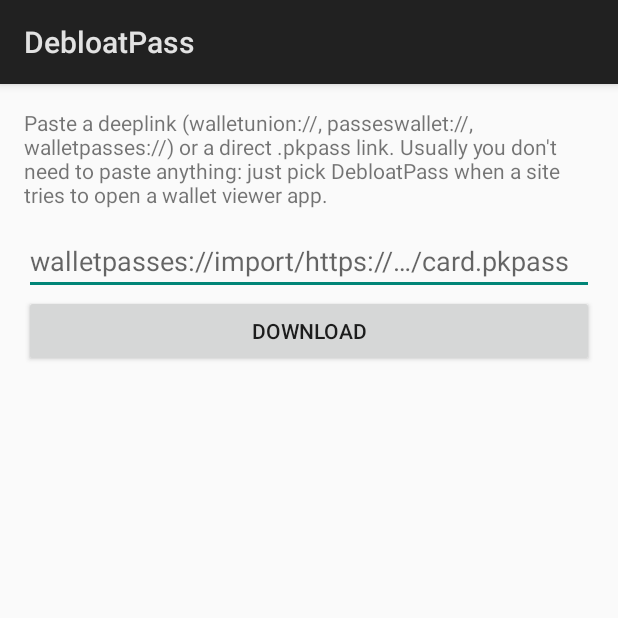
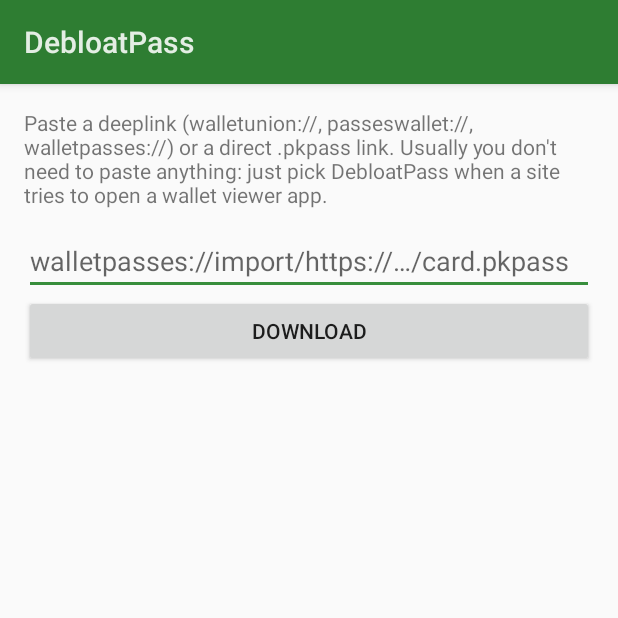
Before and after one commit to kinjalik/debloatpass, an Android app: the screen it shows after launch (ImportActivity), on a phone screen of 412 x 824 dp, the top half of it. Run offline under Robolectric (Android 15) with nearby library versions, the phone set to English and light mode, and no system bars.

Commit message:
fix: content no longer hides under the action bar on Android 15+
Android 15+ draws targetSdk 35 apps edge-to-edge, so the window action bar
covered the top of the screen. The toolbar now lives in the layout and the
activity pads for the status bar, navigation bar and keyboard itself.
Toolbar and status bar use the icon's green.

Co-Authored-By: Claude Opus 5.5 <noreply@anthropic.com>

```diff
--- a/app/src/main/java/xyz/kinjalik/debloatpass/ImportActivity.kt
+++ b/app/src/main/java/xyz/kinjalik/debloatpass/ImportActivity.kt
@@ -5,8 +5,10 @@ import android.content.ActivityNotFoundException
 import android.content.ClipData
 import android.content.Intent
 import android.net.Uri
+import android.os.Build
 import android.os.Bundle
 import android.view.View
+import android.view.WindowInsets
 import android.view.inputmethod.EditorInfo
 import android.widget.Button
 import android.widget.EditText
@@ -29,6 +31,8 @@ class ImportActivity : Activity() {
     override fun onCreate(savedInstanceState: Bundle?) {
         super.onCreate(savedInstanceState)
         setContentView(R.layout.activity_import)
+        setActionBar(findViewById(R.id.toolbar))
+        applyInsets()
 
         urlField = findViewById(R.id.url)
         fetchBtn = findViewById(R.id.fetch)
@@ -50,6 +54,27 @@ class ImportActivity : Activity() {
         findViewById<Button>(R.id.save).setOnClickListener { pass?.let { saveAs(it.file) } }
 
         if (savedInstanceState == null) handle(intent)
+    }
+
+    /**
+     * Android 15+ draws apps edge-to-edge (enforced for targetSdk 35+): content goes under the
+     * status bar, navigation bar and keyboard unless we pad for them. The toolbar background
+     * extends under the status bar; the scrolling content stops above the navigation bar or the
+     * keyboard (adjustResize no longer resizes the window there). Older Android versions lay the
+     * window out between the system bars themselves, so there is nothing to do.
+     */
+    private fun applyInsets() {
+        if (Build.VERSION.SDK_INT < Build.VERSION_CODES.VANILLA_ICE_CREAM) return
+        val toolbar = findViewById<View>(R.id.toolbar)
+        val scroll = findViewById<View>(R.id.scroll)
+        findViewById<View>(R.id.root).setOnApplyWindowInsetsListener { root, insets ->
+            val bars = insets.getInsets(WindowInsets.Type.systemBars() or WindowInsets.Type.displayCutout())
+            val ime = insets.getInsets(WindowInsets.Type.ime())
+            root.setPadding(bars.left, 0, bars.right, 0)
+            toolbar.setPadding(toolbar.paddingLeft, bars.top, toolbar.paddingRight, toolbar.paddingBottom)
+            scroll.setPadding(0, 0, 0, maxOf(bars.bottom, ime.bottom))
+            insets
+        }
     }
 
     override fun onNewIntent(intent: Intent) {
--- a/app/src/main/res/layout/activity_import.xml
+++ b/app/src/main/res/layout/activity_import.xml
@@ -1,7 +1,27 @@
 <?xml version="1.0" encoding="utf-8"?>
-<ScrollView xmlns:android="http://schemas.android.com/apk/res/android"
+<!-- Insets (status bar, navigation, keyboard) are applied in ImportActivity.applyInsets(). -->
+<LinearLayout xmlns:android="http://schemas.android.com/apk/res/android"
+    android:id="@+id/root"
     android:layout_width="match_parent"
     android:layout_height="match_parent"
+    android:orientation="vertical">
+
+    <Toolbar
+        android:id="@+id/toolbar"
+        android:layout_width="match_parent"
+        android:layout_height="wrap_content"
+        android:background="?android:attr/colorPrimary"
+        android:elevation="4dp"
+        android:minHeight="?android:attr/actionBarSize"
+        android:theme="@android:style/ThemeOverlay.Material.Dark.ActionBar"
+        android:title="@string/app_name" />
+
+    <ScrollView
+        android:id="@+id/scroll"
+        android:layout_width="match_parent"
+        android:layout_height="0dp"
+        android:layout_weight="1"
+        android:clipToPadding="false"
         android:fillViewport="true">
 
         <LinearLayout
@@ -77,3 +97,4 @@
             </LinearLayout>
         </LinearLayout>
     </ScrollView>
+</LinearLayout>
--- a/app/src/main/res/values-night/themes.xml
+++ b/app/src/main/res/values-night/themes.xml
@@ -1,4 +1,8 @@
 <?xml version="1.0" encoding="utf-8"?>
 <resources>
-    <style name="AppTheme" parent="android:Theme.Material" />
+    <style name="AppTheme" parent="android:Theme.Material.NoActionBar">
+        <item name="android:colorPrimary">@color/brand_dark</item>
+        <item name="android:colorPrimaryDark">@color/brand_dark</item>
+        <item name="android:colorAccent">#66BB6A</item>
+    </style>
 </resources>
--- /dev/null
+++ b/app/src/main/res/values/colors.xml
@@ -0,0 +1,7 @@
+<?xml version="1.0" encoding="utf-8"?>
+<resources>
+    <!-- Same green as the launcher icon. -->
+    <color name="brand">#2E7D32</color>
+    <color name="brand_dark">#1B5E20</color>
+    <color name="brand_accent">#388E3C</color>
+</resources>
--- a/app/src/main/res/values/themes.xml
+++ b/app/src/main/res/values/themes.xml
@@ -1,4 +1,10 @@
 <?xml version="1.0" encoding="utf-8"?>
 <resources>
-    <style name="AppTheme" parent="android:Theme.Material.Light.DarkActionBar" />
+    <!-- No window action bar: the Toolbar lives in the layout so it can extend under the
+         status bar when the app is drawn edge-to-edge (enforced from targetSdk 35 on Android 15+). -->
+    <style name="AppTheme" parent="android:Theme.Material.Light.NoActionBar">
+        <item name="android:colorPrimary">@color/brand</item>
+        <item name="android:colorPrimaryDark">@color/brand_dark</item>
+        <item name="android:colorAccent">@color/brand_accent</item>
+    </style>
 </resources>
```
Lines whose indentation alone changed are shown as unchanged.
